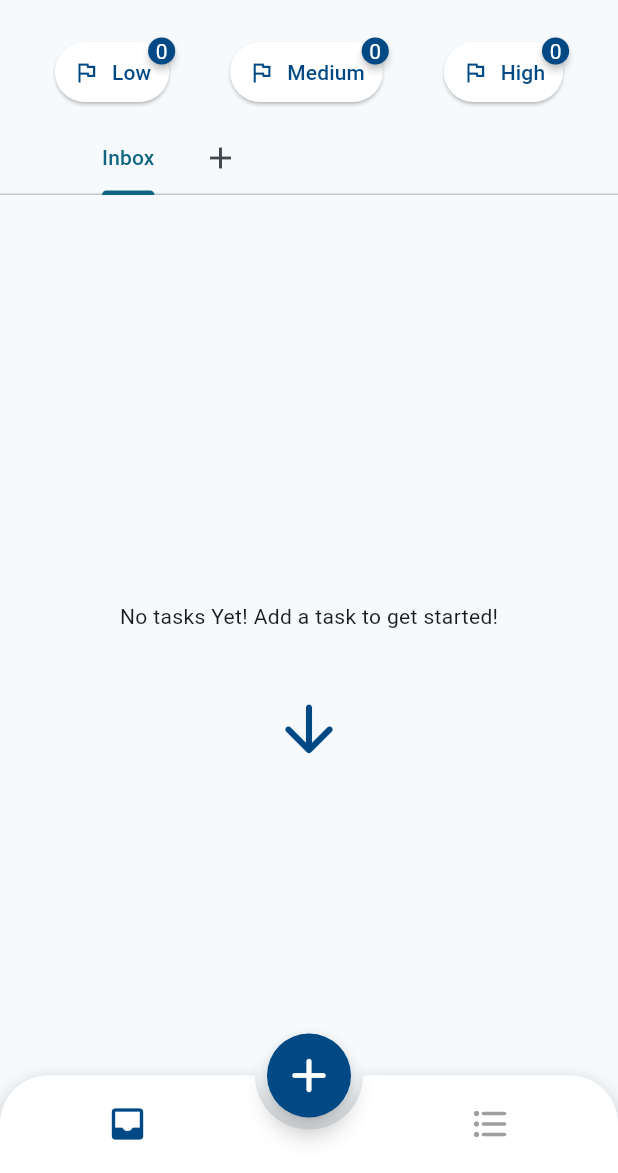
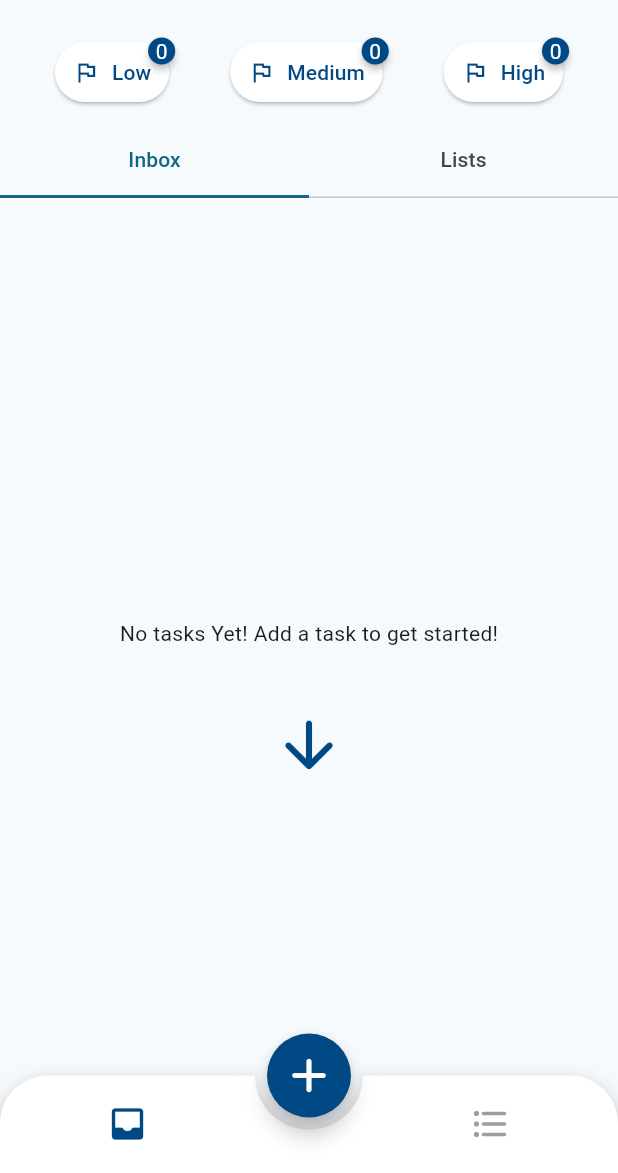
Before and after one commit to Rics-Dev/uNote, a Flutter app: the screen it shows after launch, on a phone screen of 412 x 824 dp, the part 63-1236 px from its top. Run offline on Flutter 3.47's test engine with Material 3 defaults, Android fonts, the phone set to English and light mode, and no system bars; drawn by our look-alikes of animated_bottom_navigation_bar, badges; our stand-ins replace flutter_svg, go_router, objectbox, shared_preferences, table_calendar, toastification; missing offline and left inert: msh_checkbox, pull_down_button, searchbar_animation, top_modal_sheet; generated files the repository leaves out were written again; Roboto replaces fonts that are missing (Onest).

Commit message:
Mise à jour de la longueur de l'onglet par défaut et ajout d'une nouvelle tab dans la page Inbox

```diff
--- a/lib/pages/home_page.dart
+++ b/lib/pages/home_page.dart
@@ -57,7 +57,7 @@ class _HomePageState extends State<HomePage> {
     bool keyboardIsOpened = MediaQuery.of(context).viewInsets.bottom != 0.0;
 
     return DefaultTabController(
-      length: taskLists.length + 2,
+      length: 2,
       child: Scaffold(
         appBar: AppBar(
           // leading: IconButton(
--- a/lib/pages/inbox_page.dart
+++ b/lib/pages/inbox_page.dart
@@ -14,35 +14,40 @@ class InboxPage extends StatelessWidget {
   Widget build(BuildContext context) {
     final tasksProvider = context.watch<TasksProvider>();
     final taskLists = tasksProvider.taskLists;
-    return Column(
+    return const Column(
       children: [
         // SortAndFilterView(),
-        const SizedBox(height: 10),
+        SizedBox(height: 10),
         // HorizontalTagsView(),
-        const HorizontalPriorityView(),
-        const SizedBox(height: 10),
-        TabBar(
-          isScrollable: true,
-          tabs: [
-            const Tab(text: 'Inbox'),
-            ...taskLists.map((taskList) => Tab(text: taskList.name)).toList(),
-            const Tab(
-              icon: Icon(
-                Icons.add,
-              ),
-            ),
-          ],
+        HorizontalPriorityView(),
+        SizedBox(height: 10),
+        SizedBox(
+          height: 50,
+          child: TabBar(
+            indicatorSize: TabBarIndicatorSize.tab,
+            isScrollable: false,
+            tabs: [
+              Tab(text: 'Inbox'),
+              // ...taskLists.map((taskList) => Tab(text: taskList.name)).toList(),
+              // const Tab(
+              //   icon: Icon(
+              //     Icons.add,
+              //   ),
+              // ),
+              Tab(text: 'Lists')
+            ],
+          ),
         ),
-        // SizedBox(height: 20),
-        // Expanded(
-        //   child: TabBarView(
-        //     children: [
-        //       TasksViewInboxPage(),
-        //       ListPage(),
-        //     ],
-        //   ),
-        // ),
-        const TasksViewInboxPage(),
+        SizedBox(height: 20),
+        Expanded(
+          child: TabBarView(
+            children: [
+              TasksViewInboxPage(),
+              ListPage(),
+            ],
+          ),
+        ),
+        // TasksViewInboxPage(),
       ],
     );
   }
```
Also changed, not shown: lib/pages/list_page.dart (+112 -28 lines), lib/providers/taskProvider.dart (+35 -0 lines), lib/widgets/inboxPage/tasks_view_inboxpage.dart (+43 -19 lines).
